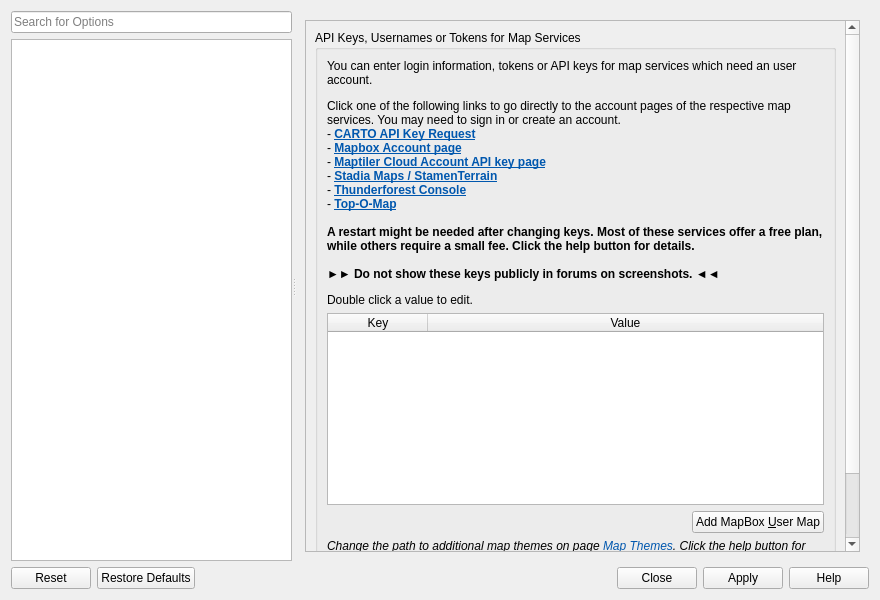
Old version of the form src/options/optionsdialog.ui in the repository albar965/littlenavmap.
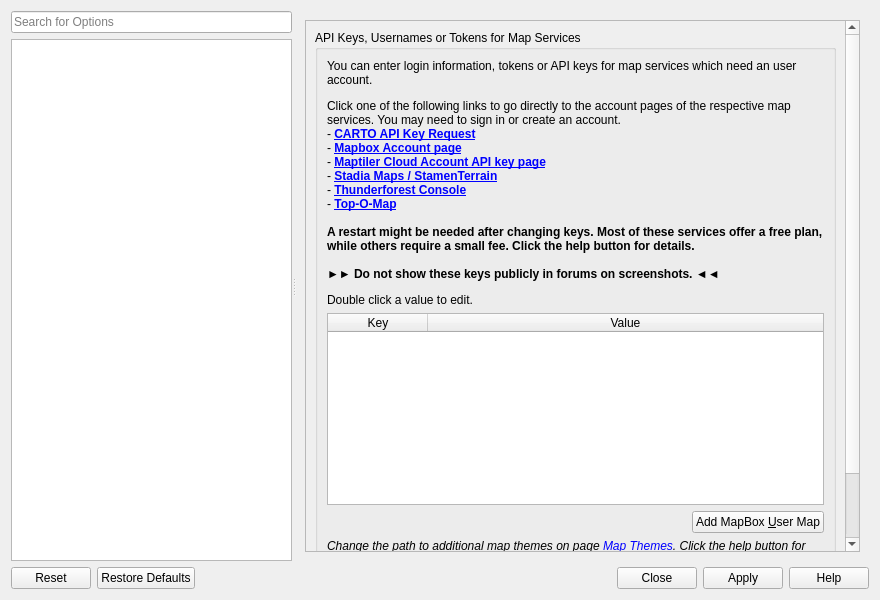
New version of the form. The open tabs and pages were chosen to show the change. Icons and pictures are not drawn.

What changed in the file:
```diff
--- a/src/options/optionsdialog.ui
+++ b/src/options/optionsdialog.ui
@@ -5777,8 +5777,8 @@
             <rect>
              <x>0</x>
              <y>0</y>
-             <width>571</width>
-             <height>701</height>
+             <width>319</width>
+             <height>850</height>
             </rect>
            </property>
            <layout class="QVBoxLayout" name="verticalLayout_63">
@@ -5791,7 +5791,16 @@
                <item>
                 <widget class="QLabel" name="labelMapApiKeysHint">
                  <property name="text">
-                  <string>&lt;html&gt;&lt;head/&gt;&lt;body&gt;&lt;p&gt;You can enter login information, tokens or API keys for map services which need an user account.&lt;/p&gt;&lt;p&gt;Click one of the following links to go directly to the account pages of the respective map services. You may need to sign in or create an account.&lt;br/&gt;- &lt;a href=&quot;https://carto.com/basemaps/apikey/&quot;&gt;&lt;span style=&quot; font-weight:700; text-decoration: underline; color:#0057ae;&quot;&gt;CARTO API Key Request&lt;br/&gt;&lt;/span&gt;&lt;/a&gt;- &lt;a href=&quot;https://account.mapbox.com/&quot;&gt;&lt;span style=&quot; font-weight:700; text-decoration: underline; color:#0057ae;&quot;&gt;Mapbox Account page&lt;/span&gt;&lt;/a&gt;&lt;br/&gt;- &lt;a href=&quot;https://cloud.maptiler.com/account/keys/&quot;&gt;&lt;span style=&quot; font-weight:700; text-decoration: underline; color:#0057ae;&quot;&gt;Maptiler Cloud Account API key page&lt;/span&gt;&lt;/a&gt;&lt;br/&gt;- &lt;a href=&quot;https://stadiamaps.com/stamen/onboarding/create-account/&quot;&gt;&lt;span style=&quot; font-weight:700; text-decoration: underline; color:#0057ae;&quot;&gt;Stadia Maps / StamenTerrain&lt;/span&gt;&lt;/a&gt;&lt;a href=&quot;https://top-o-map.com/&quot;&gt;&lt;span style=&quot; font-weight:700; text-decoration: underline; color:#0057ae;&quot;&gt;&lt;br/&gt;&lt;/span&gt;&lt;/a&gt;- &lt;a href=&quot;https://manage.thunderforest.com/dashboard&quot;&gt;&lt;span style=&quot; font-weight:700; text-decoration: underline; color:#0057ae;&quot;&gt;Thunderforest Console&lt;br/&gt;&lt;/span&gt;&lt;/a&gt;- &lt;a href=&quot;https://top-o-map.com/&quot;&gt;&lt;span style=&quot; font-weight:700; text-decoration: underline; color:#0057ae;&quot;&gt;Top-O-Map&lt;/span&gt;&lt;/a&gt;&lt;br/&gt;&lt;br/&gt;&lt;span style=&quot; font-weight:700;&quot;&gt;A restart might be needed after changing keys. Most of these services offer a free plan, while others require a small fee. Click the help button for details.&lt;br/&gt;&lt;br/&gt;►► Do not show these keys publicly in forums on screenshots. ◄◄&lt;/span&gt;&lt;/p&gt;&lt;p&gt;Double click a value to edit.&lt;/p&gt;&lt;/body&gt;&lt;/html&gt;</string>
+                  <string>&lt;html&gt;&lt;head/&gt;&lt;body&gt;&lt;p&gt;You can enter login information, tokens or API keys for map services which need an user account.&lt;/p&gt;
+&lt;p&gt;Click one of the following links to go directly to the account pages of the respective map services. You may need to sign in or create an account.&lt;br/&gt;
+- &lt;a href=&quot;https://carto.com/basemaps/apikey/&quot;&gt;&lt;b&gt;CARTO API Key Request&lt;/b&gt;&lt;/a&gt;&lt;br/&gt;
+- &lt;a href=&quot;https://account.mapbox.com/&quot;&gt;&lt;b&gt;Mapbox Account page&lt;/b&gt;&lt;/a&gt;&lt;br/&gt;
+- &lt;a href=&quot;https://cloud.maptiler.com/account/keys/&quot;&gt;&lt;b&gt;Maptiler Cloud Account API key page&lt;/b&gt;&lt;/a&gt;&lt;br/&gt;
+- &lt;a href=&quot;https://stadiamaps.com/stamen/onboarding/create-account/&quot;&gt;&lt;b&gt;Stadia Maps / StamenTerrain&lt;/b&gt;&lt;/a&gt;&lt;br/&gt;
+- &lt;a href=&quot;https://manage.thunderforest.com/dashboard&quot;&gt;&lt;b&gt;Thunderforest Console&lt;/b&gt;&lt;br/&gt;&lt;/a&gt;
+- &lt;a href=&quot;https://top-o-map.com/&quot;&gt;&lt;b&gt;Top-O-Map&lt;/b&gt;&lt;/a&gt;
+&lt;br/&gt;&lt;br/&gt;
+&lt;span style=&quot; font-weight:700;&quot;&gt;A restart might be needed after changing keys. Most of these services offer a free plan, while others require a small fee. Click the help button for details.&lt;br/&gt;&lt;br/&gt;►► Do not show these keys publicly in forums on screenshots. ◄◄&lt;/span&gt;&lt;/p&gt;&lt;p&gt;Double click a value to edit.&lt;/p&gt;&lt;/body&gt;&lt;/html&gt;</string>
                  </property>
                  <property name="wordWrap">
                   <bool>true</bool>
@@ -5869,7 +5878,7 @@
                <item>
                 <widget class="QLabel" name="labelOptionsMapThemesHint">
                  <property name="text">
-                  <string>&lt;html&gt;&lt;head/&gt;&lt;body&gt;&lt;p&gt;&lt;img src=&quot;:/littlenavmap/resources/icons/bulb.svg&quot;/&gt;&lt;span style=&quot; font-style:italic;&quot;&gt;Change the path to additional map themes on page &lt;/span&gt;&lt;a href=&quot;lnm://mapthemes&quot;&gt;&lt;span style=&quot; font-style:italic; text-decoration: underline; color:#0057ae;&quot;&gt;Map Themes&lt;/span&gt;&lt;/a&gt;&lt;span style=&quot; font-style:italic;&quot;&gt;. Click the help button for installation instructions.&lt;/span&gt;&lt;/p&gt;&lt;p&gt;&lt;a href=&quot;lnm://openmapcache&quot;&gt;&lt;span style=&quot; font-weight:700; font-style:italic; text-decoration: underline; color:#0057ae;&quot;&gt;Click here&lt;/span&gt;&lt;/a&gt;&lt;span style=&quot; font-style:italic;&quot;&gt; to open the tile cache directory in your file manager&lt;/span&gt;.&lt;span style=&quot; font-style:italic;&quot;&gt; If needed, simply delete the directory of the respective map theme from there.&lt;/span&gt;&lt;/p&gt;&lt;/body&gt;&lt;/html&gt;</string>
+                  <string>&lt;html&gt;&lt;head/&gt;&lt;body&gt;&lt;p&gt;&lt;img src=&quot;:/littlenavmap/resources/icons/bulb.svg&quot;/&gt;&lt;span style=&quot; font-style:italic;&quot;&gt;Change the path to additional map themes on page &lt;a href=&quot;lnm://mapthemes&quot;&gt;Map Themes&lt;/a&gt;. Click the help button for installation instructions.&lt;/span&gt;&lt;/p&gt;&lt;p&gt;&lt;span style=&quot; font-style:italic;&quot;&gt;&lt;a href=&quot;lnm://openmapcache&quot;&gt;Click here&lt;/a&gt; to open the tile cache directory in your file manager&lt;/span&gt;.&lt;span style=&quot; font-style:italic;&quot;&gt; If needed, simply delete the directory of the respective map theme from there.&lt;/span&gt;&lt;/p&gt;&lt;/body&gt;&lt;/html&gt;</string>
                  </property>
                  <property name="wordWrap">
                   <bool>true</bool>
```
Left out of the diff: 301 changed lines with no effect on the pictures.
